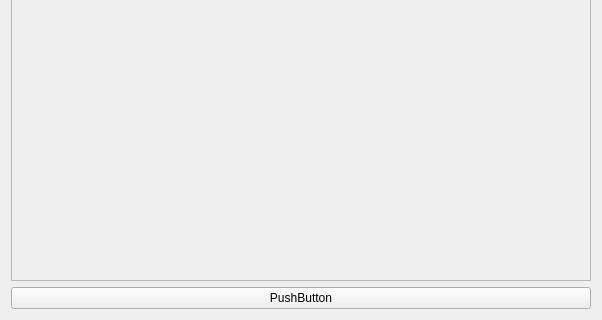
First picture: the form in desktop app/project/resources/MonologueWidget.ui, repository BenitezDev/GymkhanaCreator, before the edit; both pictures show x 0 to 602 and y 354 to 674 of the 602 by 674 pixel window.
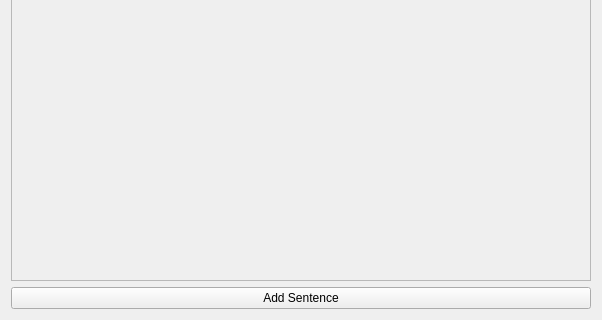
Second picture: the form after the edit.

The edit to the form file:
```diff
--- a/desktop app/project/resources/MonologueWidget.ui
+++ b/desktop app/project/resources/MonologueWidget.ui
@@ -94,7 +94,7 @@
    <item>
     <widget class="QPushButton" name="AddSentenceButton">
      <property name="text">
-      <string>PushButton</string>
+      <string>Add Sentence</string>
      </property>
     </widget>
    </item>
```
